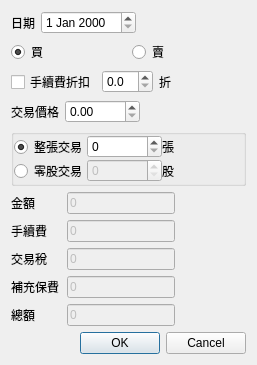
This is QtStockPriceEditDialog.ui in foxking0416/PythonStockPrice as Qt 5 draws it before an edit. The edited form follows.
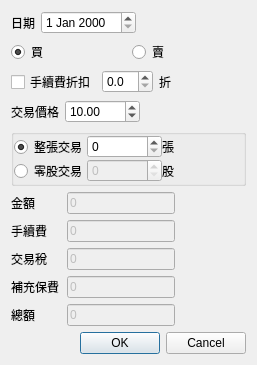
This is the edited form.

What changed in the file:
```diff
--- a/QtStockPriceEditDialog.ui
+++ b/QtStockPriceEditDialog.ui
@@ -123,6 +123,9 @@
        <property name="maximum">
         <double>9999.989999999999782</double>
        </property>
+       <property name="value">
+        <double>10.000000000000000</double>
+       </property>
       </widget>
      </item>
      <item>
```
